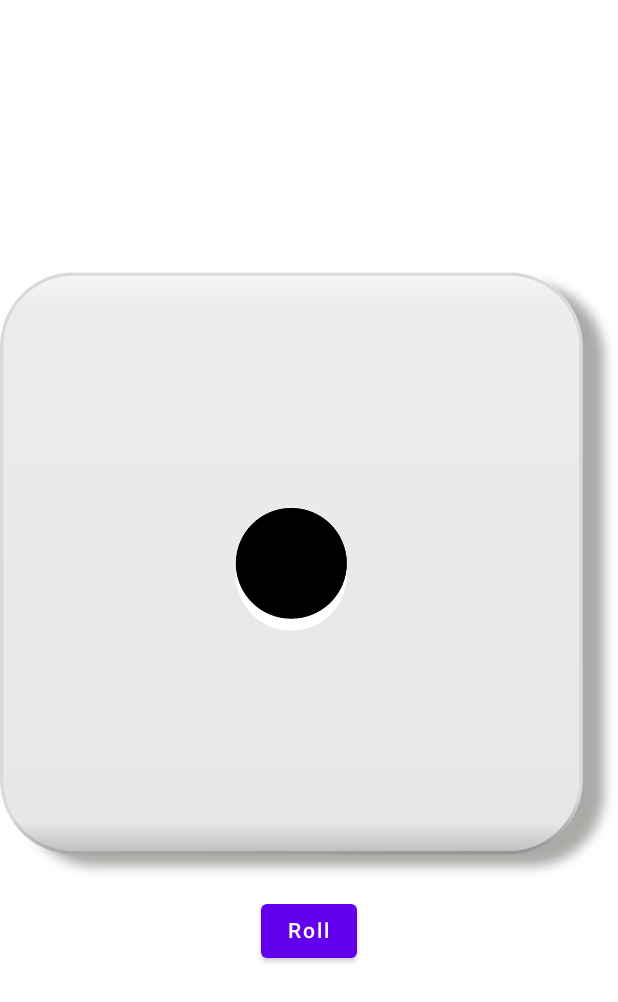
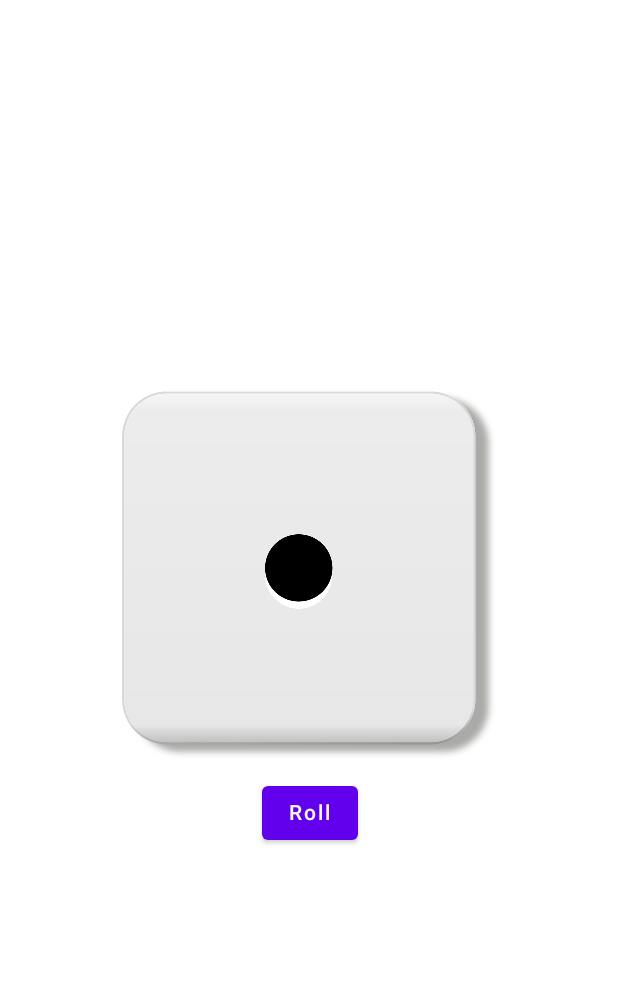
Before and after one commit to malik-vishu/Dice, an Android app built with Jetpack Compose: the screen it shows after launch (MainActivity), on a phone screen of 412 x 824 dp. Shown: the top 1002 px of the screen. Run offline under Robolectric (Android 15) with nearby library versions, the phone set to English and light mode, and no system bars.

Commit message:
Screenshot Added

```diff
--- a/app/src/main/java/com/example/diceroller/MainActivity.kt
+++ b/app/src/main/java/com/example/diceroller/MainActivity.kt
@@ -55,7 +55,7 @@ fun DiceWithButton() {
             .wrapContentSize(Alignment.Center)
             , horizontalAlignment = Alignment.CenterHorizontally
     ) {
-        Image(painter = painterResource(id = imageDice), contentDescription = null)
+        Image(modifier = Modifier.size(250.dp),painter = painterResource(id = imageDice), contentDescription = null)
         Spacer(modifier = Modifier.height(10.dp))
         Button(onClick = { dice = (1..6).random() }) {
             Text(text = "Roll")
```
Also changed, not shown: app/src/main/res/drawable/prev1.png (added).
